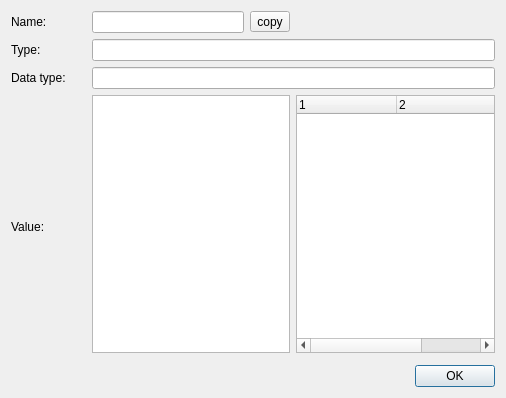
Qt form Qitom/ui/dialogVariableDetailDataObject.ui (itom-project/itom) before a commit.
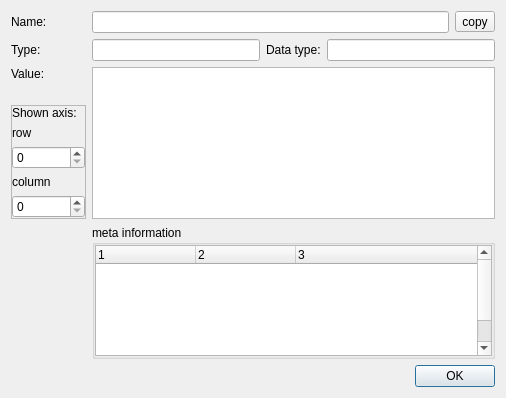
The same form after that commit. Icons and pictures are not drawn. Custom widgets are drawn as their Qt base class.

Commit message: rename dobmetadatatable to dataObjectMetaTable and added to the dialogVariableDetailDataObject

Diff of the .ui file:
```diff
--- a/Qitom/ui/dialogVariableDetailDataObject.ui
+++ b/Qitom/ui/dialogVariableDetailDataObject.ui
@@ -17,27 +17,51 @@
    <string>Variable Detail</string>
   </property>
   <layout class="QGridLayout" name="gridLayout_2">
-   <item row="0" column="0">
-    <layout class="QVBoxLayout" name="verticalLayout_1">
-     <item>
-      <layout class="QGridLayout" name="gridLayout">
-       <property name="sizeConstraint">
-        <enum>QLayout::SetMaximumSize</enum>
-       </property>
-       <item row="1" column="0">
-        <widget class="QLabel" name="label_2">
-         <property name="minimumSize">
-          <size>
-           <width>75</width>
-           <height>20</height>
-          </size>
-         </property>
-         <property name="text">
-          <string>Type:</string>
+   <item row="1" column="1">
+    <widget class="QDialogButtonBox" name="buttonBox">
+     <property name="orientation">
+      <enum>Qt::Horizontal</enum>
+     </property>
+     <property name="standardButtons">
+      <set>QDialogButtonBox::Ok</set>
+     </property>
+    </widget>
+   </item>
+   <item row="0" column="0" colspan="2">
+    <layout class="QGridLayout" name="gridLayout_4">
+     <item row="1" column="2">
+      <widget class="QLineEdit" name="txtType">
+       <property name="readOnly">
+        <bool>true</bool>
          </property>
         </widget>
        </item>
-       <item row="0" column="3">
+     <item row="1" column="4">
+      <widget class="QLineEdit" name="txtDType"/>
+     </item>
+     <item row="3" column="2" rowspan="4" colspan="3">
+      <widget class="DataObjectTable" name="dataTable">
+       <property name="enabled">
+        <bool>true</bool>
+       </property>
+       <property name="rowCount" stdset="0">
+        <number>3</number>
+       </property>
+       <property name="columnCount" stdset="0">
+        <number>3</number>
+       </property>
+      </widget>
+     </item>
+     <item row="0" column="2" colspan="3">
+      <layout class="QHBoxLayout" name="horizontalLayout">
+       <item>
+        <widget class="QLineEdit" name="txtName">
+         <property name="readOnly">
+          <bool>true</bool>
+         </property>
+        </widget>
+       </item>
+       <item>
         <widget class="QToolButton" name="btnCopyClipboard">
          <property name="toolTip">
           <string>Copy name to clipboard</string>
@@ -51,15 +75,16 @@
          </property>
         </widget>
        </item>
-       <item row="0" column="2">
-        <widget class="QLineEdit" name="txtName">
-         <property name="readOnly">
-          <bool>true</bool>
-         </property>
-        </widget>
-       </item>
-       <item row="3" column="0" rowspan="2">
+      </layout>
+     </item>
+     <item row="3" column="1">
         <widget class="QLabel" name="label_3">
+       <property name="sizePolicy">
+        <sizepolicy hsizetype="Minimum" vsizetype="Preferred">
+         <horstretch>0</horstretch>
+         <verstretch>0</verstretch>
+        </sizepolicy>
+       </property>
          <property name="minimumSize">
           <size>
            <width>75</width>
@@ -69,30 +94,70 @@
          <property name="text">
           <string>Value:</string>
          </property>
+       <property name="alignment">
+        <set>Qt::AlignLeading|Qt::AlignLeft|Qt::AlignTop</set>
+       </property>
+      </widget>
+     </item>
+     <item row="6" column="1">
+      <widget class="QFrame" name="frameAxesVisible">
+       <property name="frameShape">
+        <enum>QFrame::StyledPanel</enum>
+       </property>
+       <property name="frameShadow">
+        <enum>QFrame::Raised</enum>
+       </property>
+       <layout class="QGridLayout" name="gridLayout">
+        <property name="leftMargin">
+         <number>0</number>
+        </property>
+        <property name="topMargin">
+         <number>0</number>
+        </property>
+        <property name="rightMargin">
+         <number>0</number>
+        </property>
+        <property name="bottomMargin">
+         <number>0</number>
+        </property>
+        <item row="0" column="0">
+         <widget class="QLabel" name="label_8">
+          <property name="text">
+           <string>Shown axis:</string>
+          </property>
         </widget>
        </item>
        <item row="2" column="0">
-        <widget class="QLabel" name="label_4">
+         <widget class="QSpinBox" name="spinBoxDObjRowAxis"/>
+        </item>
+        <item row="3" column="0">
+         <widget class="QLabel" name="label_7">
          <property name="text">
-          <string>Data type:</string>
+           <string>column</string>
          </property>
         </widget>
        </item>
-       <item row="3" column="2" colspan="2">
-        <widget class="DataObjectTable" name="table">
-         <property name="enabled">
-          <bool>true</bool>
-         </property>
-         <property name="rowCount" stdset="0">
-          <number>3</number>
-         </property>
-         <property name="columnCount" stdset="0">
-          <number>3</number>
-         </property>
-        </widget>
-       </item>
-       <item row="0" column="0">
+        <item row="4" column="0">
+         <widget class="QSpinBox" name="spinBoxDObjColAxis"/>
+        </item>
+        <item row="1" column="0">
+         <widget class="QLabel" name="label_5">
+          <property name="text">
+           <string>row</string>
+          </property>
+         </widget>
+        </item>
+       </layout>
+      </widget>
+     </item>
+     <item row="0" column="1">
         <widget class="QLabel" name="label">
+       <property name="sizePolicy">
+        <sizepolicy hsizetype="Minimum" vsizetype="Preferred">
+         <horstretch>0</horstretch>
+         <verstretch>0</verstretch>
+        </sizepolicy>
+       </property>
          <property name="minimumSize">
           <size>
            <width>75</width>
@@ -104,8 +169,51 @@
          </property>
         </widget>
        </item>
-       <item row="3" column="4">
-        <widget class="dObMetaDataTable" name="dObMetaDataTable">
+     <item row="1" column="3">
+      <widget class="QLabel" name="label_4">
+       <property name="sizePolicy">
+        <sizepolicy hsizetype="Minimum" vsizetype="Preferred">
+         <horstretch>0</horstretch>
+         <verstretch>0</verstretch>
+        </sizepolicy>
+       </property>
+       <property name="text">
+        <string>Data type:</string>
+       </property>
+      </widget>
+     </item>
+     <item row="7" column="2" colspan="3">
+      <widget class="CollapsibleGroupBox" name="collapsibleGroupBoxMetaInfo">
+       <property name="sizePolicy">
+        <sizepolicy hsizetype="Expanding" vsizetype="Expanding">
+         <horstretch>0</horstretch>
+         <verstretch>0</verstretch>
+        </sizepolicy>
+       </property>
+       <property name="title">
+        <string>meta information</string>
+       </property>
+       <property name="flat">
+        <bool>false</bool>
+       </property>
+       <property name="collapsed">
+        <bool>true</bool>
+       </property>
+       <layout class="QGridLayout" name="gridLayout_3">
+        <property name="leftMargin">
+         <number>0</number>
+        </property>
+        <property name="topMargin">
+         <number>0</number>
+        </property>
+        <property name="rightMargin">
+         <number>0</number>
+        </property>
+        <property name="bottomMargin">
+         <number>0</number>
+        </property>
+        <item row="0" column="0">
+         <widget class="DataObjectMetaTable" name="metaTable">
          <property name="columnCount">
           <number>3</number>
          </property>
@@ -131,24 +239,51 @@
          <item/>
          <item/>
          <item/>
-        </widget>
-       </item>
-       <item row="2" column="2" colspan="3">
-        <widget class="QLineEdit" name="txtDType"/>
-       </item>
-       <item row="1" column="2" colspan="3">
-        <widget class="QLineEdit" name="txtType">
-         <property name="readOnly">
-          <bool>true</bool>
-         </property>
-        </widget>
-       </item>
-      </layout>
-     </item>
-     <item>
-      <layout class="QHBoxLayout" name="horizontalLayout_1">
-       <item>
-        <spacer name="horizontalSpacer_3">
+          <item/>
+          <item/>
+          <item/>
+          <item/>
+         </widget>
+        </item>
+       </layout>
+      </widget>
+     </item>
+     <item row="1" column="1">
+      <widget class="QLabel" name="label_2">
+       <property name="sizePolicy">
+        <sizepolicy hsizetype="Minimum" vsizetype="Preferred">
+         <horstretch>0</horstretch>
+         <verstretch>0</verstretch>
+        </sizepolicy>
+       </property>
+       <property name="minimumSize">
+        <size>
+         <width>75</width>
+         <height>20</height>
+        </size>
+       </property>
+       <property name="text">
+        <string>Type:</string>
+       </property>
+      </widget>
+     </item>
+     <item row="5" column="1">
+      <spacer name="verticalSpacer">
+       <property name="orientation">
+        <enum>Qt::Vertical</enum>
+       </property>
+       <property name="sizeHint" stdset="0">
+        <size>
+         <width>20</width>
+         <height>40</height>
+        </size>
+       </property>
+      </spacer>
+     </item>
+    </layout>
+   </item>
+   <item row="1" column="0">
+    <spacer name="horizontalSpacer">
          <property name="orientation">
           <enum>Qt::Horizontal</enum>
          </property>
@@ -160,32 +295,24 @@
          </property>
         </spacer>
        </item>
-       <item>
-        <widget class="QDialogButtonBox" name="buttonBox">
-         <property name="orientation">
-          <enum>Qt::Horizontal</enum>
-         </property>
-         <property name="standardButtons">
-          <set>QDialogButtonBox::Ok</set>
-         </property>
-        </widget>
-       </item>
-      </layout>
-     </item>
-    </layout>
-   </item>
   </layout>
  </widget>
  <customwidgets>
+  <customwidget>
+   <class>CollapsibleGroupBox</class>
+   <extends>QGroupBox</extends>
+   <header>collapsibleGroupBox.h</header>
+   <container>1</container>
+  </customwidget>
   <customwidget>
    <class>DataObjectTable</class>
    <extends>QTableView</extends>
    <header>dataObjectTable.h</header>
   </customwidget>
   <customwidget>
-   <class>dObMetaDataTable</class>
+   <class>DataObjectMetaTable</class>
    <extends>QTreeWidget</extends>
-   <header>dObMetaDataTable.h</header>
+   <header>dataObjectMetaTable.h</header>
   </customwidget>
  </customwidgets>
  <resources>
```
Lines whose indentation alone changed are shown as unchanged. The commit also changes 9 other files.
